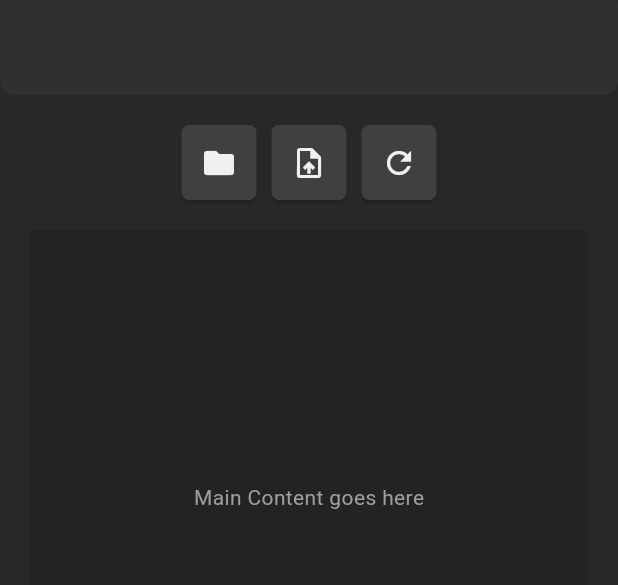
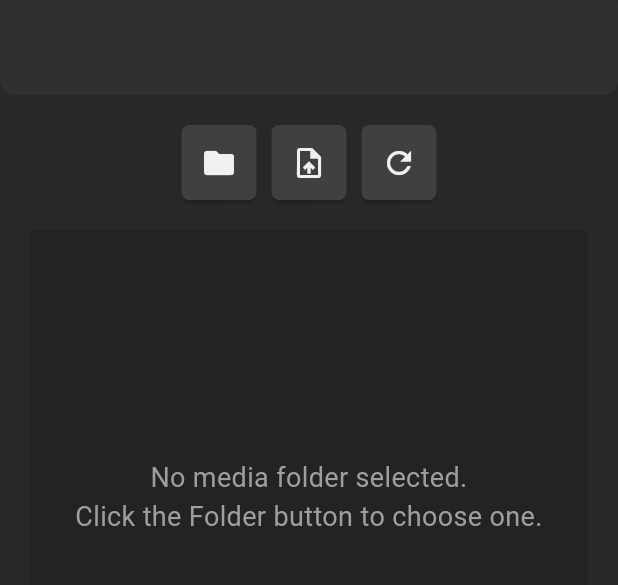
Before and after one commit to boongxs/StepstonesFlutter, a Flutter app: the screen it shows after launch, after a tap on the "folder" icon, on a phone screen of 412 x 824 dp, the part 442-1027 px from its top. Run offline on Flutter 3.47's test engine with Material 3 defaults, Android fonts, the phone set to English and light mode, and no system bars; our stand-ins replace file_picker, get_it, logger, shared_preferences.

Commit message:
Select Folder button functionality

```diff
--- /dev/null
+++ b/devtools_options.yaml
@@ -0,0 +1,3 @@
+description: This file stores settings for Dart & Flutter DevTools.
+documentation: https://docs.flutter.dev/tools/devtools/extensions#configure-extension-enablement-states
+extensions:
--- /dev/null
+++ b/lib/locator.dart
@@ -0,0 +1,18 @@
+import 'package:get_it/get_it.dart';
+import 'services/logger_service.dart';
+import 'services/folder_picker_service.dart';
+import 'services/settings_service.dart';
+import 'providers/main_provider.dart';
+
+final getIt = GetIt.instance;
+
+void setupLocator() {
+  getIt.registerLazySingleton<LogService>(() => LogService());
+  getIt.registerLazySingleton<FolderPickerService>(() => FolderPickerService());
+  getIt.registerLazySingleton<SettingsService>(() => SettingsService());
+
+  getIt.registerFactory<MainProvider>(() => MainProvider(
+    getIt<FolderPickerService>(),
+    getIt<SettingsService>(),
+  ));
+}
--- a/lib/main.dart
+++ b/lib/main.dart
@@ -1,8 +1,10 @@
 import 'package:flutter/material.dart';
+import 'locator.dart';
 import 'services/logger_service.dart';
 import 'screens/main_screen.dart';
 
 void main() {
+  setupLocator();
   LogService.i('Application starting up...');
   runApp(const MainApp());
 }
--- /dev/null
+++ b/lib/providers/main_provider.dart
@@ -0,0 +1,32 @@
+import 'package:flutter/foundation.dart';
+import '../services/folder_picker_service.dart';
+import '../services/settings_service.dart';
+import '../services/logger_service.dart';
+
+class MainProvider extends ChangeNotifier {
+  final FolderPickerService _folderPickerService;
+  final SettingsService _settingsService;
+
+  String? _mediaFolderPath;
+  String? get mediaFolderPath => _mediaFolderPath;
+
+  MainProvider(this._folderPickerService, this._settingsService);
+
+  // load saved settings when app starts
+  Future<void> initialize() async {
+    _mediaFolderPath = await _settingsService.loadMediaFolderPath();
+    if (_mediaFolderPath != null) {
+      notifyListeners();
+    }
+  }
+
+  Future<void> selectFolder() async {
+    final selectedPath = await _folderPickerService.pickFolder();
+
+    if (selectedPath != null) {
+      _mediaFolderPath = selectedPath;
+      await _settingsService.saveMediaFolderPath(selectedPath);
+      notifyListeners();
+    }
+  }
+}
--- a/lib/screens/main_screen.dart
+++ b/lib/screens/main_screen.dart
@@ -1,4 +1,7 @@
 import 'package:flutter/material.dart';
+import 'package:provider/provider.dart';
+import '../locator.dart';
+import '../providers/main_provider.dart';
 import '../widgets/action_button.dart';
 
 class MainScreen extends StatelessWidget {
@@ -6,7 +9,9 @@ class MainScreen extends StatelessWidget {
 
   @override
   Widget build(BuildContext context) {
-    return Scaffold(
+    return ChangeNotifierProvider(
+      create: (_) => getIt<MainProvider>()..initialize(),
+      child: Scaffold(
         body: Center(
           child: Column(
             mainAxisAlignment: MainAxisAlignment.start, // Align to top
@@ -48,14 +53,16 @@ class MainScreen extends StatelessWidget {
               const SizedBox(height: 20), // gap between search box and action buttons
 
               // row 2 - action buttons
-            Row(
+              Consumer<MainProvider>(
+                builder: (context, vm, child) {
+                  return Row(
                     mainAxisAlignment: MainAxisAlignment.center,
                     mainAxisSize: MainAxisSize.min,
                     children: [
                       ActionButton(
                         icon: Icons.folder,
                         tooltip: "Select Folder",
-                  onPressed: () => print("Select"),
+                        onPressed: vm.selectFolder,
                       ),
 
                       const SizedBox(width: 10), // gap between 'Folder' and 'Upload' buttons
@@ -74,6 +81,8 @@ class MainScreen extends StatelessWidget {
                         onPressed: () => print("Refresh"),
                       ),
                     ],
+                  );
+                }
               ),
 
               const SizedBox(height: 20), // gap between action buttons and main content
@@ -83,15 +92,21 @@ class MainScreen extends StatelessWidget {
                 child: Container(
                   margin: const EdgeInsets.fromLTRB(20, 0, 20, 20),
                   color: Colors.black12,
-                child: const Center(
-                  child: Text(
-                    "Main Content goes here",
-                    style: TextStyle(color: Colors.grey),
-                  )
-                )
-              )
-            )
+                  child: Center(
+                    child: Consumer<MainProvider>(
+                      builder: (context, vm, child) {
+                        return Text(
+                          vm.mediaFolderPath ?? "No media folder selected.\nClick the Folder button to choose one.",
+                          textAlign: TextAlign.center,
+                          style: const TextStyle(color: Colors.grey, fontSize: 18),
+                        );
+                      },
+                    ),
+                  ),
+                ),
+              ),
             ],
+          ),
         ),
       ),
     );
--- /dev/null
+++ b/lib/services/folder_picker_service.dart
@@ -0,0 +1,29 @@
+import 'package:file_picker/file_picker.dart';
+import 'logger_service.dart';
+
+class FolderPickerService {
+  Future<String?> pickFolder() async {
+    try {
+      // open folder picker dialog
+      final String? selectedDirectory = await FilePicker.platform.getDirectoryPath(
+        dialogTitle: 'Select Media Folder',
+        lockParentWindow: true, // modal
+      );
+
+      // user doesn't select any folder
+      if (selectedDirectory == null)
+      {
+        LogService.i('Folder selection cancelled by user.');
+        return null;
+      }
+
+      // user selected a folder
+      LogService.i('Folder selected: $selectedDirectory');
+      return selectedDirectory;
+    }
+    catch (e) {
+      LogService.e('Error picking folder', e);
+      return null;
+    }
+  }
+}
--- /dev/null
+++ b/lib/services/settings_service.dart
@@ -0,0 +1,37 @@
+import 'package:shared_preferences/shared_preferences.dart';
+import 'logger_service.dart';
+
+class SettingsService {
+  static const String _mediaFolderKey = 'media_folder_path';
+
+  // saves selected media folder path to persistent storage
+  Future<void> saveMediaFolderPath(String path) async {
+    try {
+      final prefs = await SharedPreferences.getInstance();
+      await prefs.setString(_mediaFolderKey, path);
+      LogService.i('Media folder path saved: $path');
+    }
+    catch (e) {
+      LogService.e('Error saving media folder path', e);
+    }
+  }
+
+  // load save media folder path
+  Future<String?> loadMediaFolderPath() async {
+    try {
+      final prefs = await SharedPreferences.getInstance();
+      final path = prefs.getString(_mediaFolderKey);
+
+      if (path != null) {
+        LogService.i('Loaded saved media folder: $path');
+      } else {
+        LogService.w('No saved media folder path found in settings.');
+      }
+
+      return path;
+    } catch (e) {
+      LogService.e('Error loading media folder path', e);
+      return null;
+    }
+  }
+}
--- a/pubspec.yaml
+++ b/pubspec.yaml
@@ -7,9 +7,13 @@ environment:
   sdk: ^3.10.3
 
 dependencies:
+  file_picker: ^10.3.7
   flutter:
     sdk: flutter
+  get_it: ^9.2.0
   logger: ^2.6.2
+  provider: ^6.1.5+1
+  shared_preferences: ^2.5.3
 
 dev_dependencies:
   flutter_test:
```
Also changed, not shown: pubspec.lock, 1 other file. Lines whose indentation alone changed are shown as unchanged.
